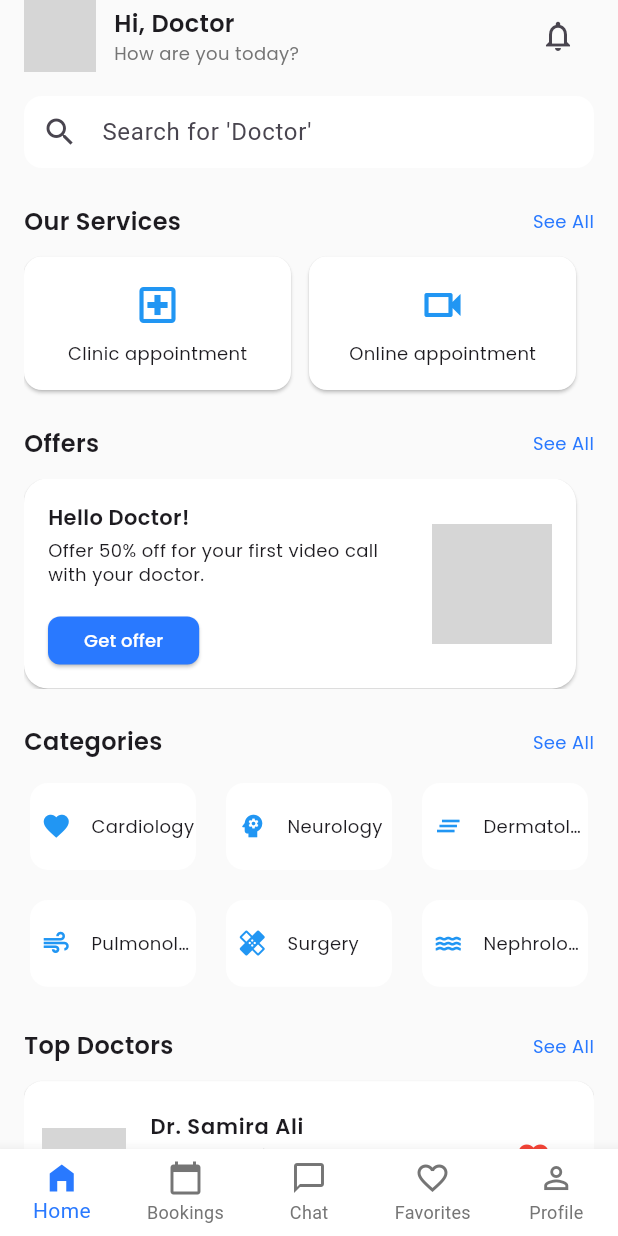
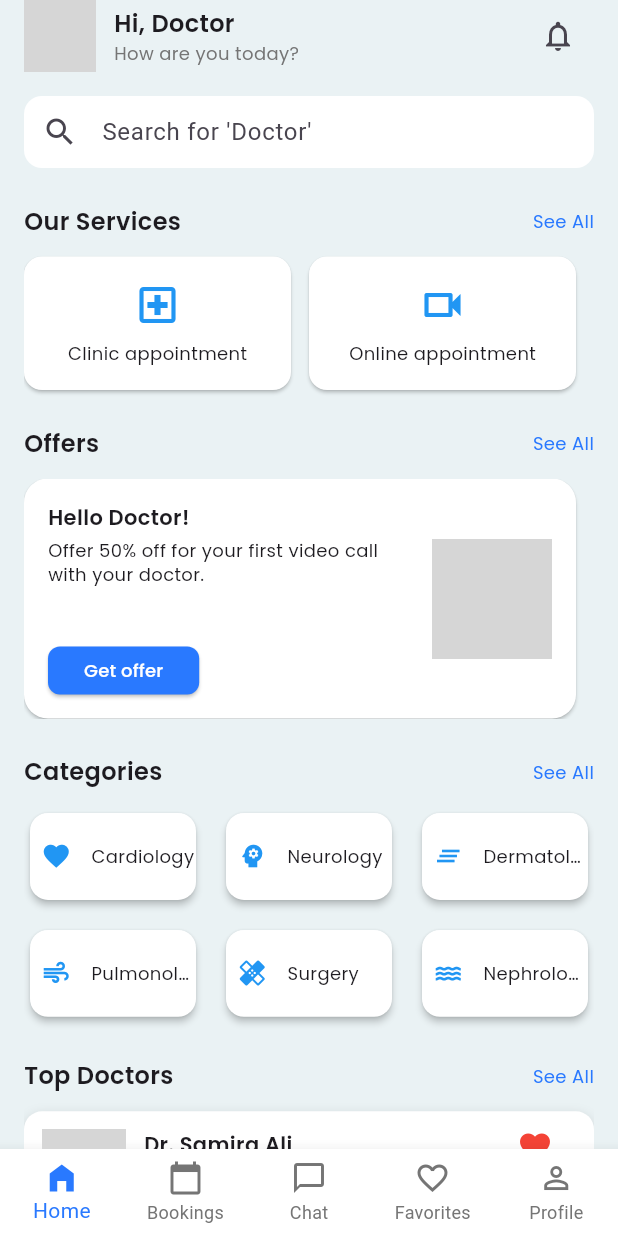
Before and after one commit to MadanBabu1314114/Your-Doctor-App, a Flutter app: the HomeScreen screen opened directly, on a phone screen of 412 x 824 dp. Run offline on Flutter 3.47's test engine with Material 3 defaults, Android fonts, the phone set to English and light mode, and no system bars; our stand-ins replace device_preview, google_fonts, shared_preferences; accounts and stored records are empty; network calls fail; grey boxes are pictures that could not be loaded.

Commit message:
v1.0.1 In the home page , background color is changed

```diff
--- a/lib/main.dart
+++ b/lib/main.dart
@@ -8,10 +8,11 @@ import 'package:yourdoctor/providers/auth_provider.dart';
 void main() async {
   WidgetsFlutterBinding.ensureInitialized();
   runApp(
-    DevicePreview(
-      enabled: !kReleaseMode,
-      builder: (context) => MyApp(), // Wrap your app
-    ),
+    // DevicePreview(
+    //   enabled: !kReleaseMode,
+    //   builder: (context) => MyApp(), // Wrap your app
+    // ),
+    MyApp(),
   );
 }
 
--- a/lib/presentation/screens/home_screen.dart
+++ b/lib/presentation/screens/home_screen.dart
@@ -87,7 +87,8 @@ class _HomeScreenState extends State<HomeScreen> {
     final primaryBlue = const Color(0xFF2979FF);
 
     return Scaffold(
-      backgroundColor: Colors.grey.shade50,
+      backgroundColor: const Color.fromARGB(255, 234, 242, 244),
+      drawer: Container(),
       body: SafeArea(
         child: Padding(
           padding: const EdgeInsets.symmetric(horizontal: 16),
@@ -201,7 +202,7 @@ class _HomeScreenState extends State<HomeScreen> {
                 ),
                 const SizedBox(height: 12),
                 SizedBox(
-                  height: 140,
+                  height: 160,
                   child: PageView(
                     padEnds: true,
                     physics: const BouncingScrollPhysics(),
--- a/lib/presentation/screens/login_screen.dart
+++ b/lib/presentation/screens/login_screen.dart
@@ -111,6 +111,12 @@ class _LoginScreenState extends State<LoginScreen> {
                       Navigator.pushReplacement(
                         context,
                         MaterialPageRoute(builder: (_) => const HomeScreen()),
+                      );
+                    }else{
+                      ScaffoldMessenger.of(context).showSnackBar(
+                        const SnackBar(
+                          content: Text('Login failed'),
+                        ),
                       );
                     }
                   },
--- a/lib/presentation/screens/splash_screen.dart
+++ b/lib/presentation/screens/splash_screen.dart
@@ -17,7 +17,7 @@ class _SplashScreenState extends State<SplashScreen> {
   @override
   void initState() {
     super.initState();
-    Timer(const Duration(seconds: 2), () {
+    Timer(const Duration(seconds: 5), () {
       final auth = context.read<AuthProvider>();
       if (auth.isLoggedIn) {
         Navigator.pushReplacement(
--- a/lib/presentation/widgets/category_card.dart
+++ b/lib/presentation/widgets/category_card.dart
@@ -9,7 +9,7 @@ class CategoryCard extends StatelessWidget {
   @override
   Widget build(BuildContext context) {
     return Card(
-      elevation: 0,
+      elevation: 2,
       color: Colors.white,
       shape: RoundedRectangleBorder(borderRadius: BorderRadius.circular(12)),
       child: Center(
--- a/lib/presentation/widgets/doctor_card.dart
+++ b/lib/presentation/widgets/doctor_card.dart
@@ -4,18 +4,31 @@ import 'package:yourdoctor/models/doctor_item.dart';
 
 class DoctorCard extends StatelessWidget {
   final DoctorItem item;
-  const DoctorCard({required this.item});
+  const DoctorCard({super.key, required this.item});
 
   @override
   Widget build(BuildContext context) {
     final primaryBlue = const Color(0xFF2979FF);
-    return Card(
+
+    return Container(
+      margin: const EdgeInsets.only(bottom: 12),
+      padding: const EdgeInsets.all(12),
+      decoration: BoxDecoration(
         color: Colors.white,
-      margin: const EdgeInsets.only(bottom: 12),
-      shape: RoundedRectangleBorder(borderRadius: BorderRadius.circular(12)),
-      child: ListTile(
-        contentPadding: const EdgeInsets.all(12),
-        leading: ClipRRect(
+        borderRadius: BorderRadius.circular(12),
+        boxShadow: [
+          BoxShadow(
+            color: Colors.black12,
+            blurRadius: 6,
+            offset: Offset(0, 2),
+          )
+        ],
+      ),
+      child: Row(
+        crossAxisAlignment: CrossAxisAlignment.start,
+        children: [
+          // Image
+          ClipRRect(
             borderRadius: BorderRadius.circular(8),
             child: Image.network(
               item.imageUrl,
@@ -24,13 +37,20 @@ class DoctorCard extends StatelessWidget {
               fit: BoxFit.cover,
             ),
           ),
-        title: Text(
-          item.name,
-          style: GoogleFonts.poppins(fontSize: 14, fontWeight: FontWeight.w600),
-        ),
-        subtitle: Column(
+          const SizedBox(width: 12),
+          // Name, specialty, location, rating
+          Expanded(
+            child: Column(
               crossAxisAlignment: CrossAxisAlignment.start,
               children: [
+                Text(
+                  item.name,
+                  style: GoogleFonts.poppins(
+                    fontSize: 14,
+                    fontWeight: FontWeight.w600,
+                  ),
+                ),
+                const SizedBox(height: 4),
                 Text(
                   item.specialty,
                   style: GoogleFonts.poppins(
@@ -41,19 +61,17 @@ class DoctorCard extends StatelessWidget {
                 const SizedBox(height: 4),
                 Row(
                   children: [
-                const Icon(
-                  Icons.location_on_outlined,
-                  size: 12,
-                  color: Colors.grey,
-                ),
+                    const Icon(Icons.location_on_outlined,
+                        size: 12, color: Colors.grey),
                     const SizedBox(width: 4),
-                Flexible(
+                    Expanded(
                       child: Text(
                         item.location,
                         style: GoogleFonts.poppins(
                           fontSize: 11,
                           color: Colors.grey,
                         ),
+                        overflow: TextOverflow.ellipsis,
                       ),
                     ),
                   ],
@@ -70,26 +88,25 @@ class DoctorCard extends StatelessWidget {
                     const SizedBox(width: 4),
                     Text(
                       '(${item.reviews} Reviews)',
-                  style: GoogleFonts.poppins(fontSize: 10, color: Colors.grey),
+                      style: GoogleFonts.poppins(
+                          fontSize: 10, color: Colors.grey),
                     ),
                   ],
                 ),
               ],
             ),
-        trailing: Column(
+          ),
+          const SizedBox(width: 12),
+          // Favorite icon & fee
+          Column(
             mainAxisAlignment: MainAxisAlignment.spaceBetween,
             children: [
-            Expanded(
-              child: IconButton(
-                icon: Icon(
+              Icon(
                 item.favorited ? Icons.favorite : Icons.favorite_border,
                 color: item.favorited ? Colors.red : Colors.grey,
               ),
-                onPressed: () {},
-              ),
-            ),
-            Expanded(
-              child: Text(
+              const SizedBox(height: 16),
+              Text(
                 item.fee,
                 style: GoogleFonts.poppins(
                   fontSize: 13,
@@ -97,9 +114,9 @@ class DoctorCard extends StatelessWidget {
                   color: primaryBlue,
                 ),
               ),
+            ],
           ),
         ],
-        ),
       ),
     );
   }
```
Also changed, not shown: 4 other files. Lines whose indentation alone changed are shown as unchanged.
